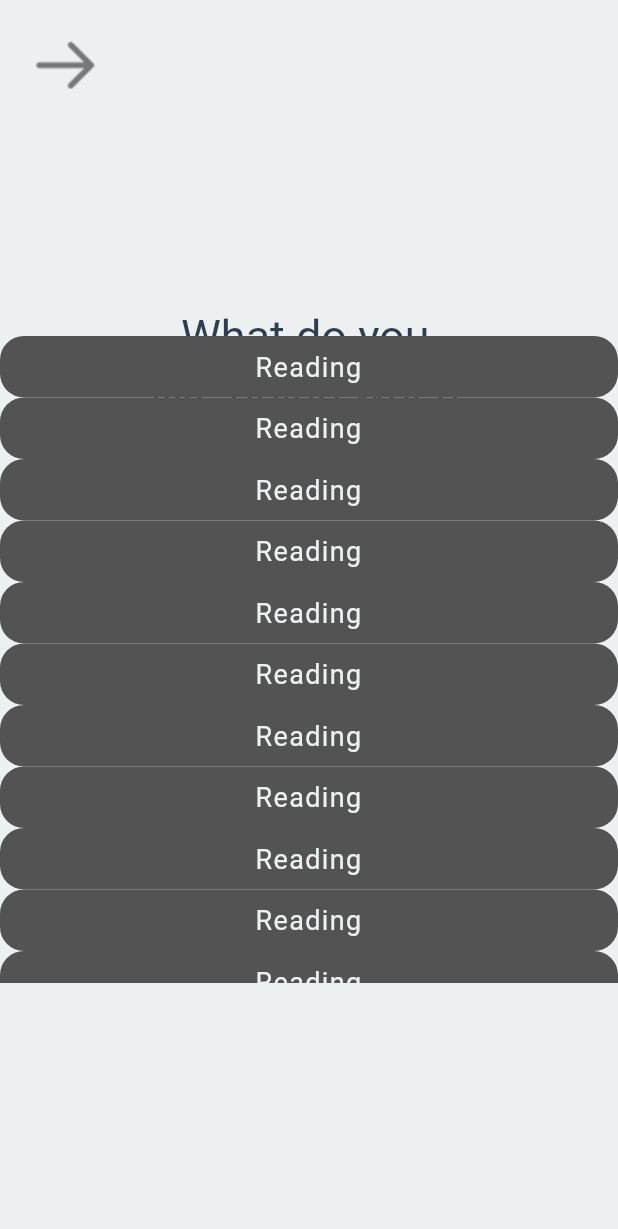
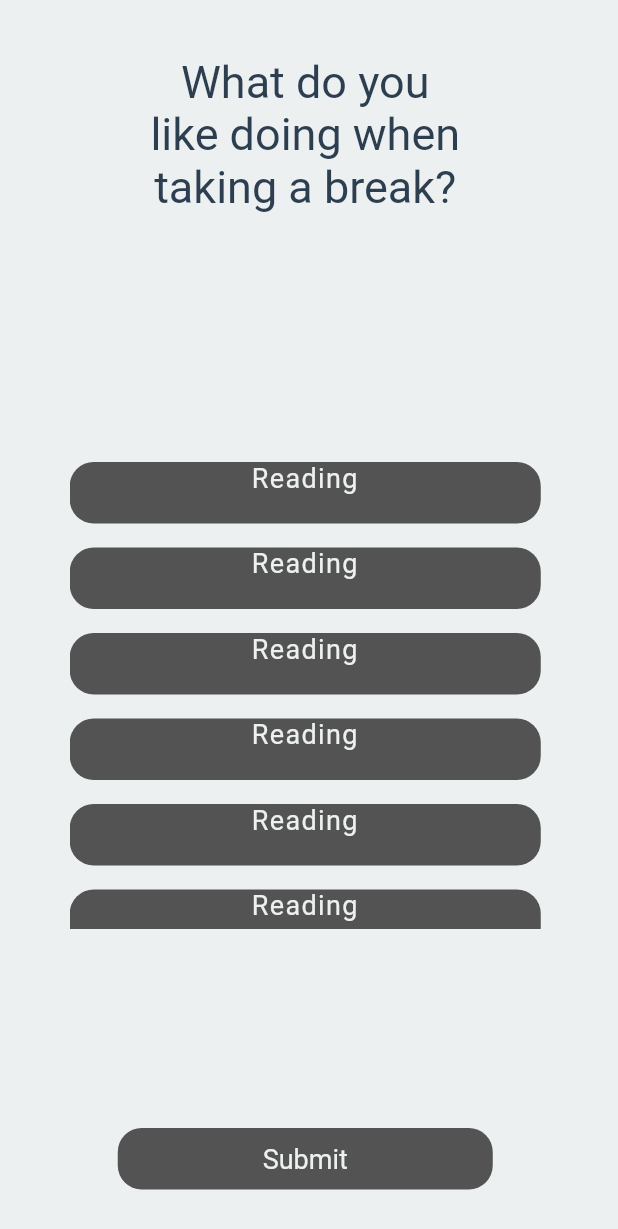
Before and after one commit to QuietRocket/BlankHack, a Flutter app: the InitialPreferences2TimeOfDayWidget screen opened directly, after a tap on "Submit", on a phone screen of 412 x 824 dp. Shown: the top 1229 px of the screen. Run offline on Flutter 3.47's test engine with Material 2 defaults, Android fonts, the phone set to English and light mode, and no system bars.

Commit message:
Expanded project and fixed designs

```diff
--- a/client/lib/done_initializing_widget/done_initializing_widget.dart
+++ b/client/lib/done_initializing_widget/done_initializing_widget.dart
@@ -42,7 +42,7 @@ class DoneInitializingWidget extends StatelessWidget {
                   children: [
                     Container(
                       width: 325,
-                      height: 193,
+                      height: 222,
                       child: Text(
                         "Thanks!\nEverything is set up.\n\nLet’s get started.",
                         textAlign: TextAlign.center,
--- a/client/lib/initial_preferences1_spotify_widget/initial_preferences1_spotify_widget.dart
+++ b/client/lib/initial_preferences1_spotify_widget/initial_preferences1_spotify_widget.dart
@@ -31,7 +31,7 @@ class InitialPreferences1SpotifyWidget extends StatelessWidget {
                   mainAxisAlignment: MainAxisAlignment.spaceBetween,
                   children: [
                     Expanded(
-                      flex: 6.82927,
+                      flex: 7,
                       child: Container(
                         width: 286,
                         child: Text(
@@ -71,7 +71,7 @@ class InitialPreferences1SpotifyWidget extends StatelessWidget {
                       ),
                     ),
                     Expanded(
-                      flex: 1.53659,
+                      flex: 1,
                       child: Container(
                         width: 250,
                         margin: EdgeInsets.only(top: 10),
--- a/client/lib/initial_preferences2_time_of_day_widget/initial_preferences2_time_of_day_widget.dart
+++ b/client/lib/initial_preferences2_time_of_day_widget/initial_preferences2_time_of_day_widget.dart
@@ -29,19 +29,22 @@ class InitialPreferences2TimeOfDayWidget extends StatelessWidget {
             ),
             Positioned(
               left: 11,
-              top: 51,
+              top: 42,
               right: 15,
-              bottom: 54,
+              bottom: 42,
               child: Column(
                 mainAxisAlignment: MainAxisAlignment.spaceAround,
                 children: [
                   Container(
-                    width: 263,
-                    height: 143,
+                    width: 328,
+                    height: 136,
                     child: Column(
-                      crossAxisAlignment: CrossAxisAlignment.stretch,
+                      mainAxisAlignment: MainAxisAlignment.spaceBetween,
                       children: [
-                        Text(
+                        Container(
+                          width: 352,
+                          height: 85,
+                          child: Text(
                             "What time do you\nusually wake up?",
                             textAlign: TextAlign.center,
                             style: TextStyle(
@@ -50,10 +53,10 @@ class InitialPreferences2TimeOfDayWidget extends StatelessWidget {
                               fontSize: 35,
                             ),
                           ),
-                        Spacer(),
+                        ),
                         Container(
+                          width: 250,
                           height: 41,
-                          margin: EdgeInsets.only(left: 6, right: 7),
                           decoration: BoxDecoration(
                             color: AppColors.secondaryElement,
                             border: Border.fromBorderSide(Borders.primaryBorder),
@@ -78,12 +81,15 @@ class InitialPreferences2TimeOfDayWidget extends StatelessWidget {
                     ),
                   ),
                   Container(
-                    width: 271,
-                    height: 143,
+                    width: 334,
+                    height: 146,
                     child: Column(
-                      crossAxisAlignment: CrossAxisAlignment.stretch,
+                      mainAxisAlignment: MainAxisAlignment.spaceBetween,
                       children: [
-                        Text(
+                        Container(
+                          width: 409,
+                          height: 84,
+                          child: Text(
                             "What time do you \nusually go to bed?",
                             textAlign: TextAlign.center,
                             style: TextStyle(
@@ -92,10 +98,11 @@ class InitialPreferences2TimeOfDayWidget extends StatelessWidget {
                               fontSize: 35,
                             ),
                           ),
-                        Spacer(),
+                        ),
                         Container(
+                          width: 250,
                           height: 41,
-                          margin: EdgeInsets.only(left: 10, right: 11),
+                          margin: EdgeInsets.only(top: 20),
                           decoration: BoxDecoration(
                             color: AppColors.secondaryElement,
                             border: Border.fromBorderSide(Borders.primaryBorder),
@@ -120,12 +127,15 @@ class InitialPreferences2TimeOfDayWidget extends StatelessWidget {
                     ),
                   ),
                   Container(
-                    width: 305,
-                    height: 130,
+                    width: 339,
+                    height: 140,
                     child: Column(
-                      crossAxisAlignment: CrossAxisAlignment.stretch,
+                      mainAxisAlignment: MainAxisAlignment.spaceBetween,
                       children: [
-                        Text(
+                        Container(
+                          width: 380,
+                          height: 77,
+                          child: Text(
                             "How many hours do you\nwork every day?",
                             textAlign: TextAlign.center,
                             style: TextStyle(
@@ -134,12 +144,11 @@ class InitialPreferences2TimeOfDayWidget extends StatelessWidget {
                               fontSize: 30,
                             ),
                           ),
-                        Spacer(),
-                        Align(
-                          alignment: Alignment.topCenter,
-                          child: Container(
+                        ),
+                        Container(
                           width: 250,
                           height: 41,
+                          margin: EdgeInsets.only(top: 19),
                           decoration: BoxDecoration(
                             color: AppColors.secondaryElement,
                             border: Border.fromBorderSide(Borders.primaryBorder),
@@ -158,7 +167,6 @@ class InitialPreferences2TimeOfDayWidget extends StatelessWidget {
                             ),
                             maxLines: 1,
                             autocorrect: false,
-                            ),
                           ),
                         ),
                       ],
--- a/client/lib/initial_preferences3_activities_widget/button_item_widget.dart
+++ b/client/lib/initial_preferences3_activities_widget/button_item_widget.dart
@@ -9,13 +9,12 @@ class ButtonItemWidget extends StatelessWidget {
   Widget build(BuildContext context) {
 
     return Container(
-      constraints: BoxConstraints.expand(height: 41),
+      constraints: BoxConstraints.expand(height: 37),
       decoration: BoxDecoration(
         color: Color.fromARGB(255, 83, 83, 83),
         borderRadius: BorderRadius.all(Radius.circular(16)),
       ),
       child: Column(
-        mainAxisAlignment: MainAxisAlignment.center,
         children: [
           Text(
             "Reading",
--- a/client/lib/initial_preferences3_activities_widget/initial_preferences3_activities_widget.dart
+++ b/client/lib/initial_preferences3_activities_widget/initial_preferences3_activities_widget.dart
@@ -1,6 +1,6 @@
 
 import 'package:client/done_initializing_widget/done_initializing_widget.dart';
-import 'package:client/initial_preferences3_activities_widget/button_item_widget.dart';
+import 'package:client/initial_preferences3_activities_widget/view_item_widget.dart';
 import 'package:client/values/values.dart';
 import 'package:flutter/material.dart';
 
@@ -18,20 +18,19 @@ class InitialPreferences3ActivitiesWidget extends StatelessWidget {
         decoration: BoxDecoration(
           color: Color.fromARGB(255, 236, 240, 241),
         ),
-        child: Stack(
-          alignment: Alignment.topCenter,
+        child: Column(
+          crossAxisAlignment: CrossAxisAlignment.stretch,
           children: [
-            Positioned(
-              left: 17,
-              top: 63,
-              right: 22,
-              bottom: 31,
+            Expanded(
+              flex: 1,
+              child: Container(
+                margin: EdgeInsets.only(left: 17, top: 37, right: 22, bottom: 31),
                 child: Column(
-                mainAxisAlignment: MainAxisAlignment.spaceAround,
+                  mainAxisAlignment: MainAxisAlignment.spaceBetween,
                   children: [
                     Container(
                       width: 270,
-                    height: 109,
+                      height: 130,
                       child: Text(
                         "What do you\nlike doing when \ntaking a break?",
                         textAlign: TextAlign.center,
@@ -40,6 +39,15 @@ class InitialPreferences3ActivitiesWidget extends StatelessWidget {
                           fontWeight: FontWeight.w400,
                           fontSize: 30,
                         ),
+                      ),
+                    ),
+                    Container(
+                      width: 314,
+                      height: 319,
+                      margin: EdgeInsets.only(top: 5),
+                      child: ListView.builder(
+                        itemCount: 15,
+                        itemBuilder: (context, index) => ViewItemWidget(),
                       ),
                     ),
                     Container(
@@ -68,35 +76,6 @@ class InitialPreferences3ActivitiesWidget extends StatelessWidget {
                   ],
                 ),
               ),
-            Positioned(
-              left: 0,
-              top: 20,
-              right: 0,
-              child: Column(
-                crossAxisAlignment: CrossAxisAlignment.stretch,
-                children: [
-                  Align(
-                    alignment: Alignment.topLeft,
-                    child: Container(
-                      width: 47,
-                      height: 47,
-                      margin: EdgeInsets.only(left: 20),
-                      child: Image.asset(
-                        "assets/images/back-button-3.png",
-                        fit: BoxFit.none,
-                      ),
-                    ),
-                  ),
-                  Container(
-                    height: 431,
-                    margin: EdgeInsets.only(top: 157),
-                    child: ListView.builder(
-                      itemCount: 15,
-                      itemBuilder: (context, index) => ButtonItemWidget(),
-                    ),
-                  ),
-                ],
-              ),
             ),
           ],
         ),
--- /dev/null
+++ b/client/lib/initial_preferences3_activities_widget/view_item_widget.dart
@@ -0,0 +1,42 @@
+
+import 'package:client/values/values.dart';
+import 'package:flutter/material.dart';
+
+
+class ViewItemWidget extends StatelessWidget {
+
+  @override
+  Widget build(BuildContext context) {
+
+    return Container(
+      constraints: BoxConstraints.expand(height: 57),
+      child: Column(
+        mainAxisAlignment: MainAxisAlignment.center,
+        crossAxisAlignment: CrossAxisAlignment.stretch,
+        children: [
+          Container(
+            height: 41,
+            decoration: BoxDecoration(
+              color: Color.fromARGB(255, 83, 83, 83),
+              borderRadius: BorderRadius.all(Radius.circular(16)),
+            ),
+            child: Column(
+              children: [
+                Text(
+                  "Reading",
+                  textAlign: TextAlign.center,
+                  style: TextStyle(
+                    color: Color.fromARGB(255, 236, 240, 241),
+                    fontWeight: FontWeight.w400,
+                    fontSize: 18,
+                    letterSpacing: 0.9,
+                  ),
+                ),
+              ],
+            ),
+          ),
+        ],
+      ),
+    );
+  }
+}
--- a/client/lib/initialization_screen_widget/initialization_screen_widget.dart
+++ b/client/lib/initialization_screen_widget/initialization_screen_widget.dart
@@ -29,7 +29,7 @@ class InitializationScreenWidget extends StatelessWidget {
                   children: [
                     Container(
                       width: 396,
-                      height: 50,
+                      height: 117,
                       child: Text(
                         "Welcome to BetterLife",
                         textAlign: TextAlign.center,
@@ -71,14 +71,14 @@ class InitializationScreenWidget extends StatelessWidget {
                       width: 250,
                       height: 37,
                       decoration: BoxDecoration(
-                        color: AppColors.secondaryElement,
+                        color: Color.fromARGB(255, 255, 255, 255),
                         border: Border.fromBorderSide(Borders.primaryBorder),
                         borderRadius: Radii.k16pxRadius,
                       ),
                       child: TextField(
                         decoration: InputDecoration(
                           hintText: "Name",
-                          contentPadding: EdgeInsets.only(top: 8),
+                          contentPadding: EdgeInsets.all(0),
                           border: InputBorder.none,
                         ),
                         style: TextStyle(
```
Also changed, not shown: client/pubspec.lock (added), 25 other files. Lines whose indentation alone changed are shown as unchanged.
